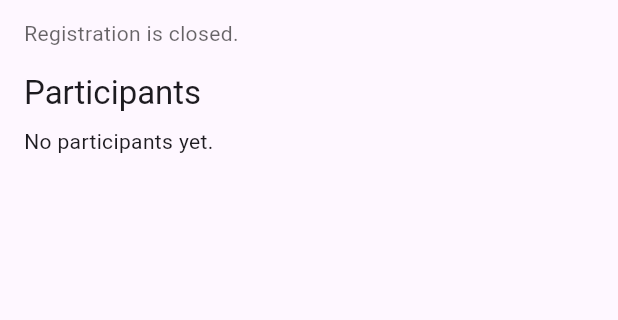
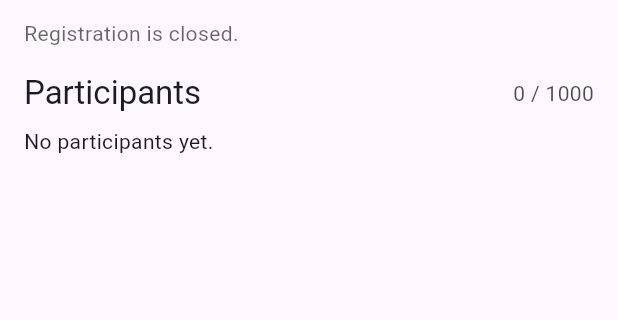
Before and after one commit to BilalKhan772/mighty-deals, a Flutter app: the SpinDetailScreen screen opened directly with empty values, after a tap on the "refresh" icon, on a phone screen of 412 x 824 dp, the part 417-737 px from its top. Run offline on Flutter 3.47's test engine with Material 3 defaults, Android fonts, the phone set to English and light mode, and no system bars; our stand-ins replace flutter_riverpod, font_awesome_flutter, go_router, supabase_flutter; accounts and stored records are empty; network calls fail.

Commit message:
Added new features

```diff
--- a/apps/customer_app/lib/features/spins/data/spins_repo.dart
+++ b/apps/customer_app/lib/features/spins/data/spins_repo.dart
@@ -8,9 +8,12 @@ class SpinsRepo {
   Future<List<SpinModel>> listForCity(String city) =>
       _sb.listSpinsForCity(city: city);
 
-  Future<List<SpinEntryModel>> participants(String spinId) =>
-      _sb.listParticipants(spinId: spinId);
+  Future<List<SpinEntryModel>> participants(String spinId, {int limit = 50}) =>
+      _sb.listParticipants(spinId: spinId, limit: limit);
+
+  Future<int> participantsCount(String spinId) =>
+      _sb.participantsCount(spinId);
 
   Future<SpinModel?> getSpinById(String spinId) =>
-      _sb.getSpinById(spinId: spinId);
+      _sb.getSpinById(spinId);
 }
--- a/apps/customer_app/lib/features/spins/ui/spin_detail_screen.dart
+++ b/apps/customer_app/lib/features/spins/ui/spin_detail_screen.dart
@@ -20,9 +20,13 @@ class _SpinDetailScreenState extends State<SpinDetailScreen> {
   bool _loading = true;
   bool _joining = false;
   List<SpinEntryModel> _entries = [];
+  int _totalCount = 0; // ✅ NEW
   Timer? _timer;
   Duration? _left;
   late SpinModel _spin;
+
+  static const int _displayLimit = 50; // ✅ NEW
+  static const int _hardLimit = 1000;  // ✅ NEW
 
   @override
   void initState() {
@@ -71,12 +75,17 @@ class _SpinDetailScreenState extends State<SpinDetailScreen> {
     try {
       // 1) refresh spin (winner/status)
       final latestSpin = await _repo.getSpinById(_spin.id);
-      // 2) refresh participants
-      final entries = await _repo.participants(_spin.id);
+
+      // ✅ 2) total participants count (RPC)
+      final total = await _repo.participantsCount(_spin.id);
+
+      // 3) latest participants (limit)
+      final entries = await _repo.participants(_spin.id, limit: _displayLimit);
 
       if (!mounted) return;
       setState(() {
         if (latestSpin != null) _spin = latestSpin;
+        _totalCount = total;
         _entries = entries;
         _loading = false;
       });
@@ -178,7 +187,17 @@ class _SpinDetailScreenState extends State<SpinDetailScreen> {
             const SizedBox(height: 16),
           ],
 
-          Text('Participants', style: Theme.of(context).textTheme.titleLarge),
+          // ✅ Participants header with total
+          Row(
+            mainAxisAlignment: MainAxisAlignment.spaceBetween,
+            children: [
+              Text('Participants', style: Theme.of(context).textTheme.titleLarge),
+              Text(
+                '$_totalCount / $_hardLimit',
+                style: TextStyle(color: Colors.black.withOpacity(0.7)),
+              ),
+            ],
+          ),
           const SizedBox(height: 8),
 
           if (_loading)
@@ -190,12 +209,18 @@ class _SpinDetailScreenState extends State<SpinDetailScreen> {
             )
           else if (_entries.isEmpty)
             const Text('No participants yet.')
-          else
+          else ...[
+            Text(
+              'Showing latest $_displayLimit',
+              style: TextStyle(color: Colors.black.withOpacity(0.6)),
+            ),
+            const SizedBox(height: 8),
             Wrap(
               spacing: 10,
               runSpacing: 10,
-              children: _entries.take(40).map((e) => _Pill(text: e.displayUserCode)).toList(),
+              children: _entries.take(_displayLimit).map((e) => _Pill(text: e.displayUserCode)).toList(),
             ),
+          ],
         ],
       ),
     );
--- a/packages/shared_supabase/lib/repos/spins_repo.dart
+++ b/packages/shared_supabase/lib/repos/spins_repo.dart
@@ -27,7 +27,7 @@ class SpinsRepoSB {
         .toList();
   }
 
-  Future<SpinModel?> getSpinById({required String spinId}) async {
+  Future<SpinModel?> getSpinById(String spinId) async {
     final row = await SB.client
         .from(Tables.spins)
         .select('''
@@ -60,4 +60,15 @@ class SpinsRepoSB {
         .map((e) => SpinMapper.toEntry(e as Map<String, dynamic>))
         .toList();
   }
+
+  Future<int> participantsCount(String spinId) async {
+    final res = await SB.client.rpc(
+      'rpc_spin_participants_count',
+      params: {'p_spin_id': spinId}, // ✅ FIXED
+    );
+
+    if (res == null) return 0;
+    if (res is int) return res;
+    return int.tryParse(res.toString()) ?? 0;
+  }
 }
```
